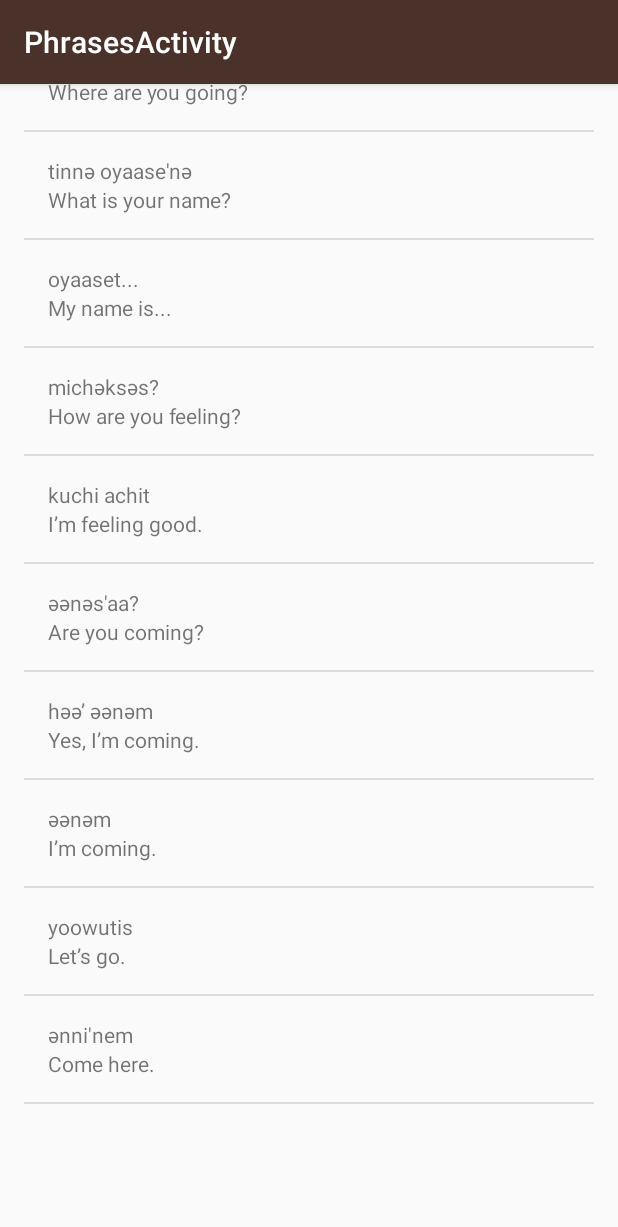
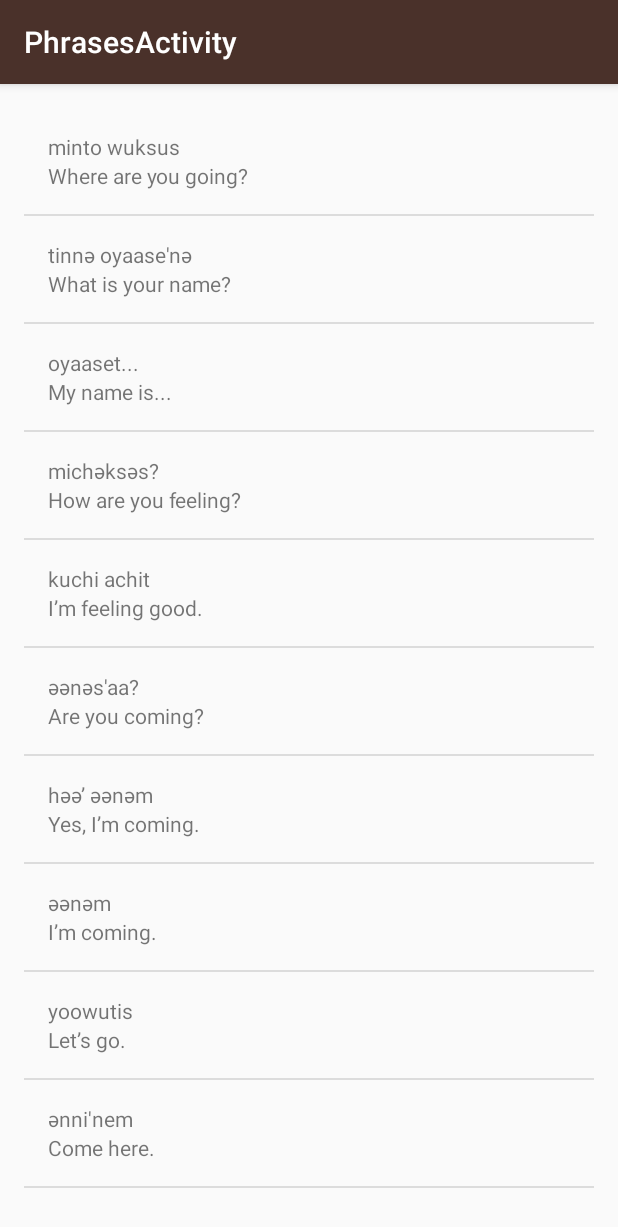
Before and after one commit to tiredoak/Miwok, an Android app: the PhrasesActivity screen opened directly, with no data from a screen before it, on a phone screen of 412 x 824 dp. Shown: the top 1227 px of the screen. Run offline under Robolectric (Android 15) with nearby library versions, the phone set to English and light mode, and no system bars.

Commit message:
Change layout bug of overlapping toolbar and content in each activity

```diff
--- a/app/src/main/res/layout/activity_colors.xml
+++ b/app/src/main/res/layout/activity_colors.xml
@@ -20,6 +20,10 @@
 
     </android.support.design.widget.AppBarLayout>
 
-    <include layout="@layout/word_list" />
+    <!-- layout_behavior is included to prevent toolbar from overlapping with content -->
+    <include layout="@layout/word_list"
+        android:layout_width="match_parent"
+        android:layout_height="match_parent"
+        app:layout_behavior="@string/appbar_scrolling_view_behavior"/>
 
 </android.support.design.widget.CoordinatorLayout>
--- a/app/src/main/res/layout/activity_family.xml
+++ b/app/src/main/res/layout/activity_family.xml
@@ -20,6 +20,10 @@
 
     </android.support.design.widget.AppBarLayout>
 
-    <include layout="@layout/word_list" />
+    <!-- layout_behavior is included to prevent toolbar from overlapping with content -->
+    <include layout="@layout/word_list"
+        android:layout_width="match_parent"
+        android:layout_height="match_parent"
+        app:layout_behavior="@string/appbar_scrolling_view_behavior"/>
 
 </android.support.design.widget.CoordinatorLayout>
--- a/app/src/main/res/layout/activity_phrases.xml
+++ b/app/src/main/res/layout/activity_phrases.xml
@@ -20,6 +20,10 @@
 
     </android.support.design.widget.AppBarLayout>
 
-    <include layout="@layout/word_list" />
+    <!-- layout_behavior is included to prevent toolbar from overlapping with content -->
+    <include layout="@layout/word_list"
+        android:layout_width="match_parent"
+        android:layout_height="match_parent"
+        app:layout_behavior="@string/appbar_scrolling_view_behavior"/>
 
 </android.support.design.widget.CoordinatorLayout>
```
